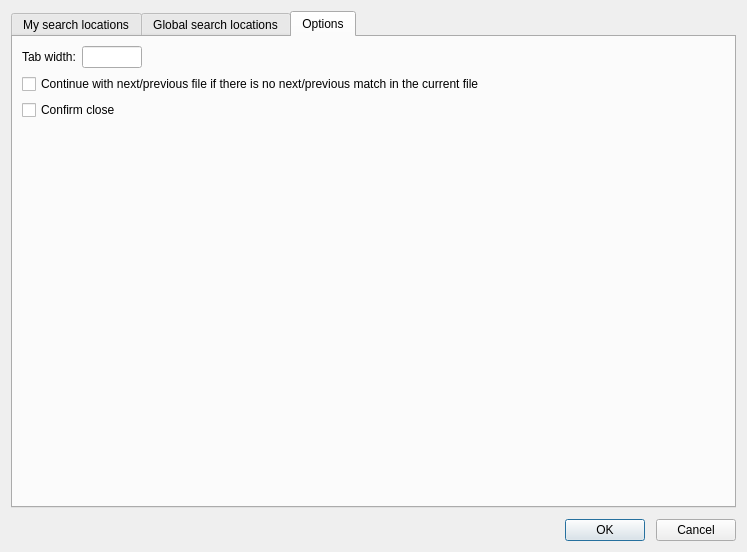
First picture: the form in SettingsDialog.ui, repository otengler/CodeBeagle, before the edit.
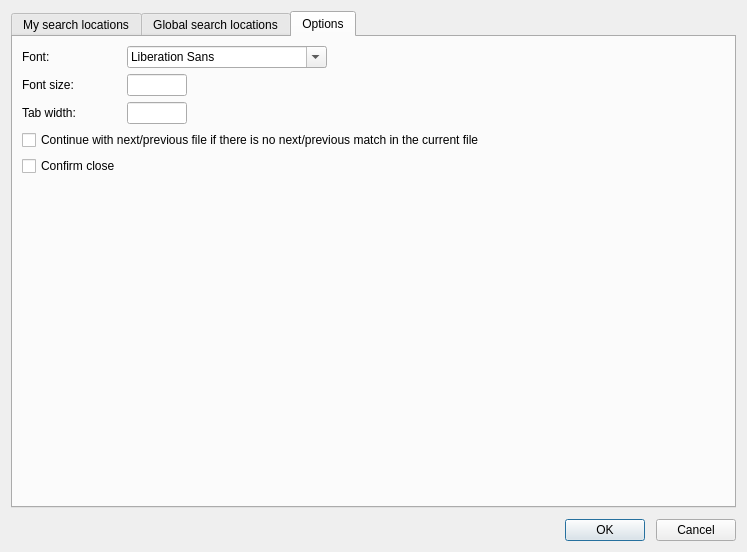
Second picture: the form after the edit. The open tabs and pages were chosen to show the change. Custom widgets are drawn as their Qt base class.

Commit message: Allow to configure font family and font size

Diff of the .ui file:
```diff
--- a/SettingsDialog.ui
+++ b/SettingsDialog.ui
@@ -172,13 +172,47 @@
       </attribute>
       <layout class="QFormLayout" name="formLayout">
        <item row="0" column="0">
+        <widget class="QLabel" name="labelFontFamily">
+         <property name="text">
+          <string>Font:</string>
+         </property>
+        </widget>
+       </item>
+       <item row="0" column="1">
+        <widget class="QFontComboBox" name="fontComboBox">
+         <property name="maximumSize">
+          <size>
+           <width>200</width>
+           <height>16777215</height>
+          </size>
+         </property>
+        </widget>
+       </item>
+       <item row="1" column="0">
+        <widget class="QLabel" name="labelFontSize">
+         <property name="text">
+          <string>Font size:</string>
+         </property>
+        </widget>
+       </item>
+       <item row="1" column="1">
+        <widget class="QLineEdit" name="editFontSize">
+         <property name="maximumSize">
+          <size>
+           <width>60</width>
+           <height>16777215</height>
+          </size>
+         </property>
+        </widget>
+       </item>
+       <item row="2" column="0">
         <widget class="QLabel" name="labelTabWidth">
          <property name="text">
           <string>Tab width:</string>
          </property>
         </widget>
        </item>
-       <item row="0" column="1">
+       <item row="2" column="1">
         <widget class="QLineEdit" name="editTabWidth">
          <property name="maximumSize">
           <size>
@@ -188,14 +222,14 @@
          </property>
         </widget>
        </item>
-       <item row="1" column="0" colspan="2">
+       <item row="3" column="0" colspan="2">
         <widget class="QCheckBox" name="checkMatchOverFiles">
          <property name="text">
           <string>Continue with next/previous file if there is no next/previous match in the current file</string>
          </property>
         </widget>
        </item>
-       <item row="2" column="0" colspan="2">
+       <item row="4" column="0">
         <widget class="QCheckBox" name="checkConfirmClose">
          <property name="text">
           <string>Confirm close</string>
```
The commit also changes 5 other files.
